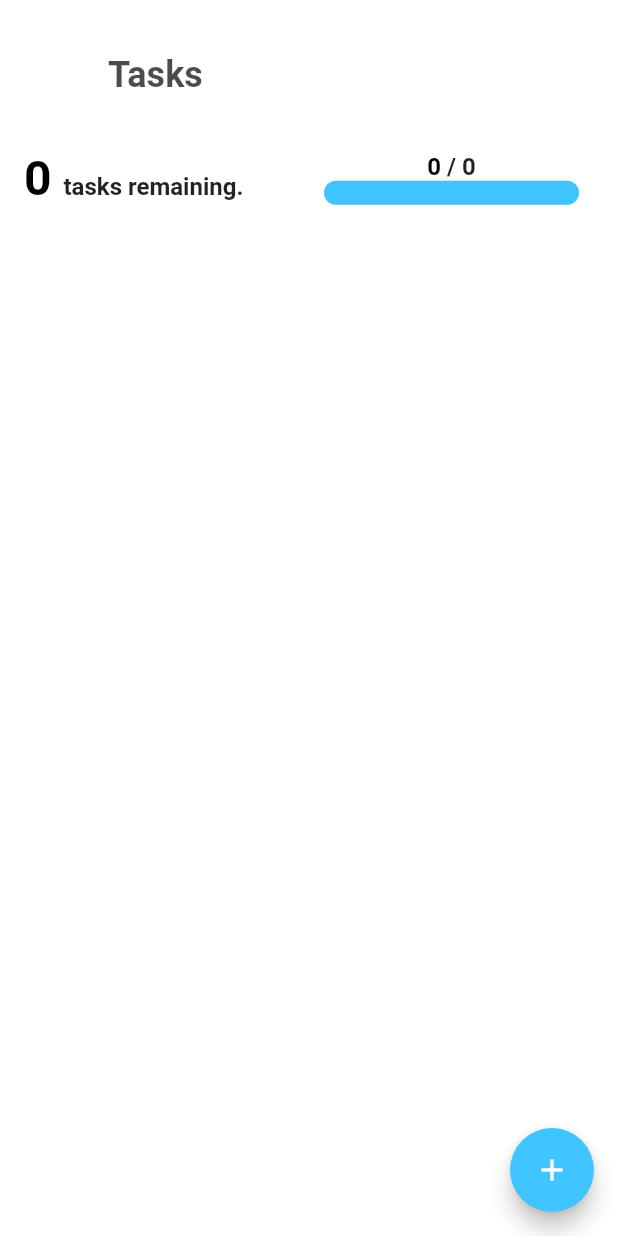
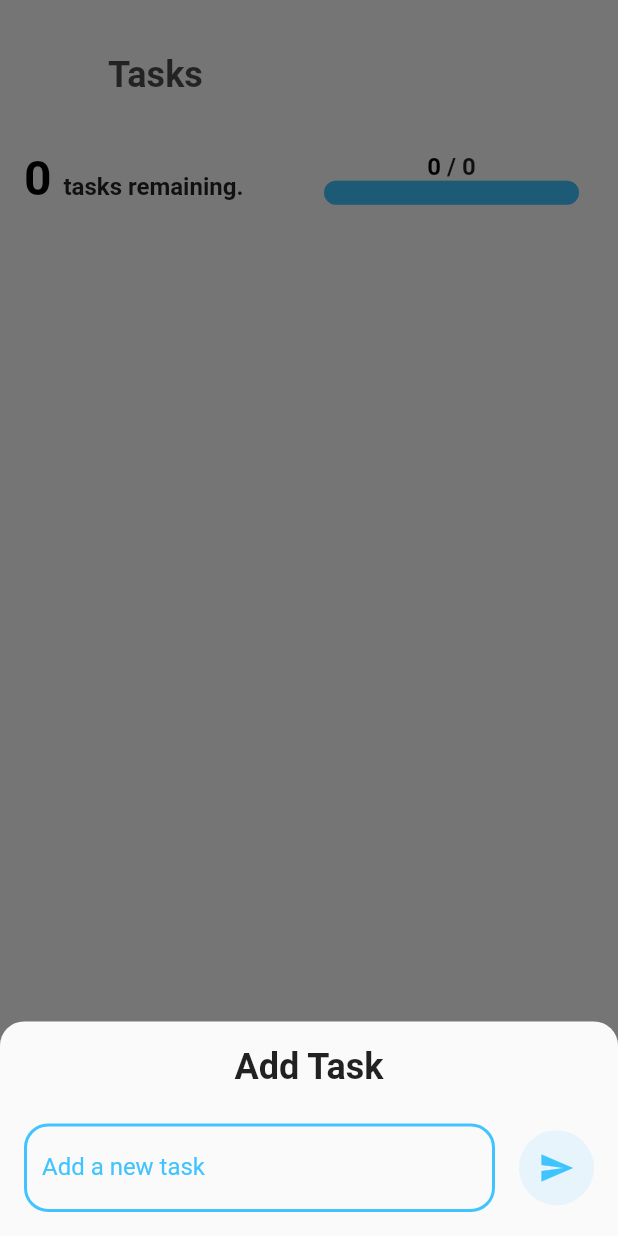
Before and after one commit to KenStarry/Tasky, a Flutter app: the HomeScreenContent screen opened directly, after a tap on the "add" icon, on a phone screen of 412 x 824 dp. Run offline on Flutter 3.47's test engine with Material 2 defaults, Android fonts, the phone set to English and light mode, and no system bars; drawn by our look-alikes of percent_indicator; our stand-ins replace get_it, graphql_flutter; network calls fail.

Commit message:
Finished homescreen implementation

```diff
--- /dev/null
+++ b/lib/features/feature_home/presentation/components/bottom_sheet_content.dart
@@ -0,0 +1,92 @@
+import 'package:flutter/material.dart';
+import 'package:provider/provider.dart';
+
+import '../../../../core/presentation/provider/core_provider.dart';
+
+class BottomSheetContent extends StatelessWidget {
+  const BottomSheetContent({Key? key}) : super(key: key);
+
+  @override
+  Widget build(BuildContext context) {
+    final controller = TextEditingController();
+
+    return Padding(
+      padding: MediaQuery.of(context).viewInsets,
+      child: Container(
+        width: double.infinity,
+        padding: const EdgeInsets.all(16),
+        child: Column(
+          mainAxisSize: MainAxisSize.min,
+          children: [
+            const Text(
+              "Add Task",
+              style: TextStyle(
+                  color: Colors.black87,
+                  fontSize: 24,
+                  fontWeight: FontWeight.bold),
+            ),
+            const SizedBox(
+              height: 24,
+            ),
+            Row(
+              children: [
+                Expanded(
+                  child: TextField(
+                      controller: controller,
+                      cursorColor: Colors.lightBlueAccent,
+                      decoration: InputDecoration(
+                          label: const Text("Add a new task"),
+                          labelStyle:
+                              const TextStyle(color: Colors.lightBlueAccent),
+                          focusColor: Colors.lightBlueAccent,
+                          border: OutlineInputBorder(
+                              borderSide: const BorderSide(
+                                  width: 2, color: Colors.lightBlueAccent),
+                              borderRadius: BorderRadius.circular(16)),
+                          enabledBorder: OutlineInputBorder(
+                              borderSide: const BorderSide(
+                                  width: 2, color: Colors.lightBlueAccent),
+                              borderRadius: BorderRadius.circular(16)),
+                          disabledBorder: const OutlineInputBorder(
+                              borderSide:
+                                  BorderSide(width: 1, color: Colors.grey)))),
+                ),
+
+                const SizedBox(
+                  width: 16,
+                ),
+
+                //  submit button
+                GestureDetector(
+                  onTap: () {
+                    if (controller.text.isNotEmpty) {
+                      //  create the todo_in graphql
+                      Provider.of<CoreProvider>(context, listen: false)
+                          .createTodo(completed: false, title: controller.text);
+                    }
+
+                    //  clear controller
+                    controller.clear();
+                    //  hide bottom sheet
+                    Navigator.pop(context);
+                  },
+                  child: Container(
+                    width: 50,
+                    height: 50,
+                    decoration: BoxDecoration(
+                        borderRadius: BorderRadius.circular(50),
+                        color: Colors.lightBlueAccent.withOpacity(0.1)),
+                    child: const Icon(
+                      Icons.send,
+                      color: Colors.lightBlueAccent,
+                    ),
+                  ),
+                )
+              ],
+            )
+          ],
+        ),
+      ),
+    );
+  }
+}
--- a/lib/features/feature_home/presentation/components/home_screen_content.dart
+++ b/lib/features/feature_home/presentation/components/home_screen_content.dart
@@ -4,6 +4,7 @@ import 'package:percent_indicator/linear_percent_indicator.dart';
 import 'package:provider/provider.dart';
 import 'package:tasky/core/domain/model/todo.dart';
 import 'package:tasky/core/presentation/provider/core_provider.dart';
+import 'package:tasky/features/feature_home/presentation/components/bottom_sheet_content.dart';
 import 'package:tasky/features/feature_home/presentation/components/todo_card.dart';
 
 class HomeScreenContent extends StatelessWidget {
@@ -15,7 +16,8 @@ class HomeScreenContent extends StatelessWidget {
     List<Todo> todos = Provider.of<CoreProvider>(context).getAllTodos;
 
     //  completed todos
-    List<Todo> completedTodos = Provider.of<CoreProvider>(context).getCompletedTodos();
+    List<Todo> completedTodos =
+        Provider.of<CoreProvider>(context).getCompletedTodos();
 
     return AnnotatedRegion(
       value: const SystemUiOverlayStyle(
@@ -40,16 +42,27 @@ class HomeScreenContent extends StatelessWidget {
             backgroundColor: Colors.white,
           ),
           floatingActionButton: FloatingActionButton(
-          onPressed: () {},
+            onPressed: () {
+              //  show bottom sheet for creating a task
+              showModalBottomSheet(
+                context: context,
+                isScrollControlled: true,
+                builder: (context) {
+                  return const BottomSheetContent();
+                },
+                shape: const RoundedRectangleBorder(
+                    borderRadius: BorderRadius.only(
+                        topLeft: Radius.circular(16),
+                        topRight: Radius.circular(16))),
+              );
+            },
             backgroundColor: Colors.lightBlueAccent,
             child: const Icon(
               Icons.add,
               color: Colors.white,
             ),
           ),
-        body: SingleChildScrollView(
-          physics: const BouncingScrollPhysics(),
-          child: Column(
+          body: Column(
             children: [
               //  tasks count
               Padding(
@@ -72,13 +85,11 @@ class HomeScreenContent extends StatelessWidget {
                                 fontWeight: FontWeight.w700)),
                       ])),
                     ),
-
                     Expanded(
                       child: Align(
                         alignment: AlignmentDirectional.centerEnd,
                         child: Column(
                           children: [
-
                             Text.rich(TextSpan(children: [
                               TextSpan(
                                   text: "${completedTodos.length}",
@@ -91,17 +102,14 @@ class HomeScreenContent extends StatelessWidget {
                                   style: TextStyle(
                                       fontSize: 16,
                                       color: Colors.black87,
-                                      fontWeight: FontWeight.w700)
-                              ),
+                                      fontWeight: FontWeight.w700)),
                               TextSpan(
                                   text: "${todos.length}",
                                   style: const TextStyle(
                                       fontSize: 16,
                                       color: Colors.black87,
-                                      fontWeight: FontWeight.w700)
-                              ),
+                                      fontWeight: FontWeight.w700)),
                             ])),
-
                             LinearPercentIndicator(
                               animation: true,
                               animateFromLastPercent: false,
@@ -119,11 +127,13 @@ class HomeScreenContent extends StatelessWidget {
                 ),
               ),
 
-              const SizedBox(height: 24,),
+              const SizedBox(
+                height: 24,
+              ),
 
               Container(
                 width: double.infinity,
-                height: 800,
+                height: 500,
                 padding: const EdgeInsets.all(16),
                 child: ListView.separated(
                     physics: const BouncingScrollPhysics(),
@@ -136,9 +146,7 @@ class HomeScreenContent extends StatelessWidget {
                         )),
               )
             ],
-          ),
-        ),
-      ),
+          )),
     );
   }
 }
--- a/lib/features/feature_home/presentation/home_screen.dart
+++ b/lib/features/feature_home/presentation/home_screen.dart
@@ -40,9 +40,10 @@ class _HomeScreenState extends State<HomeScreen> {
             //  display the todos
             return const HomeScreenContent();
           } else {
-            return const SizedBox(width: double.infinity,
+            return Container(width: double.infinity,
               height: double.infinity,
-              child: Center(child: CircularProgressIndicator(),),);
+              color: Colors.white,
+              child: const Center(child: CircularProgressIndicator(),),);
           }
         });
   }
```
Lines whose indentation alone changed are shown as unchanged.
